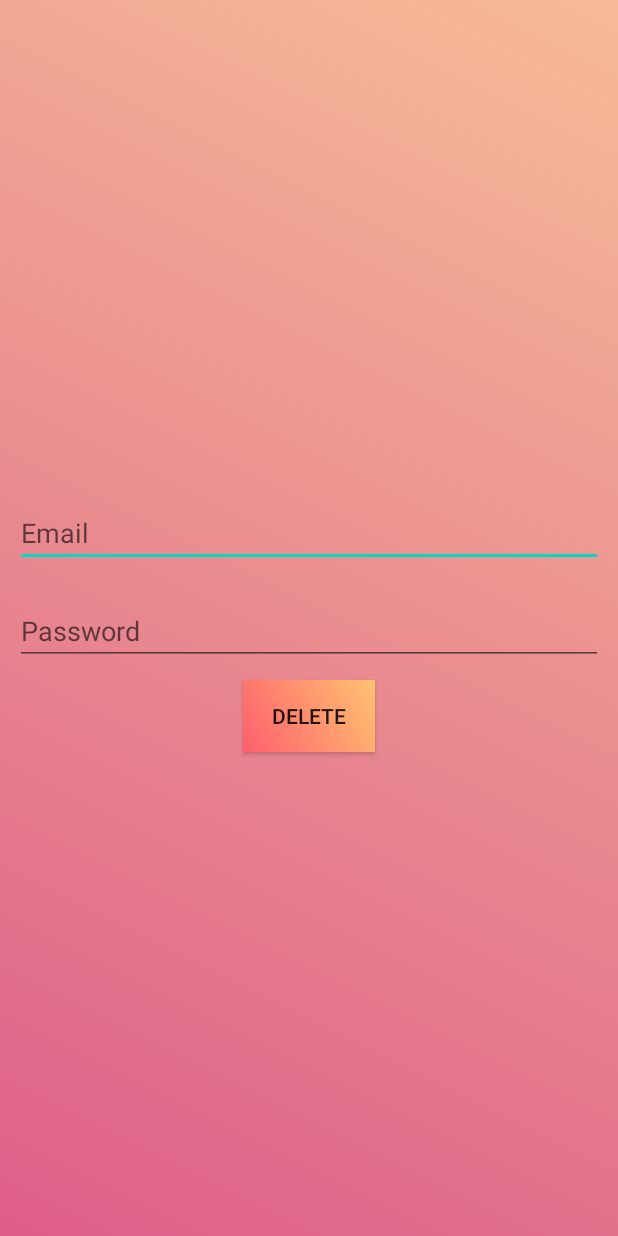
After one commit to HarisIbrahimovic/Class-Application, an Android app: the deleteUser screen opened directly, with no data from a screen before it, on a phone screen of 412 x 824 dp. The commit adds this screen. Run offline under Robolectric (Android 15) with nearby library versions, the phone set to English and light mode, and no system bars; our stand-ins replace Firebase (no records; nobody signed in at launch, a user with empty details on screens opened directly); libraries missing offline, so code that uses them is left out: com.firebase.client.

Commit message:
Admin options
Delete and modify options added and redesign how database stores data.

```diff
--- a/app/src/main/AndroidManifest.xml
+++ b/app/src/main/AndroidManifest.xml
@@ -9,7 +9,9 @@
         android:roundIcon="@mipmap/ic_launcher_round"
         android:supportsRtl="true"
         android:theme="@style/Theme.ClassApplication">
-        <activity android:name=".authuser.adminActivity"></activity>
+        <activity android:name=".authuser.modifyActivity"></activity>
+        <activity android:name=".authuser.deleteUser" />
+        <activity android:name=".authuser.adminActivity" />
         <activity android:name=".SignIn.SignUp" />
         <activity android:name=".SignIn.loginActivity" />
         <activity android:name=".MainActivity">
--- a/app/src/main/java/com/example/classapplication/SignIn/SignUp.java
+++ b/app/src/main/java/com/example/classapplication/SignIn/SignUp.java
@@ -76,6 +76,10 @@ public class SignUp extends AppCompatActivity {
         });
     }
     private void RegisterNow(String name, String userEmail,String userPass,String userCourse) {
+        if(userPass.length()<8){
+            Toast.makeText(getApplicationContext(),"Password too short. ",Toast.LENGTH_SHORT).show();
+            return;
+        }
         auth.createUserWithEmailAndPassword(userEmail,userPass).addOnCompleteListener(new OnCompleteListener<AuthResult>() {
             @Override
             public void onComplete(@NonNull Task<AuthResult> task) {
@@ -86,6 +90,8 @@ public class SignUp extends AppCompatActivity {
                 HashMap<String, String> hashMap = new HashMap<>();
                 hashMap.put("id",userId);
                 hashMap.put("username",name);
+                hashMap.put("email",userEmail);
+                hashMap.put("password",userPass);
                 hashMap.put("course",userCourse);
                 databaseReference.setValue(hashMap).addOnCompleteListener(new OnCompleteListener<Void>() {
                     @Override
--- /dev/null
+++ b/app/src/main/java/com/example/classapplication/authuser/deleteUser.java
@@ -0,0 +1,61 @@
+package com.example.classapplication.authuser;
+
+import androidx.annotation.NonNull;
+import androidx.appcompat.app.AppCompatActivity;
+
+import android.os.Bundle;
+import android.text.Editable;
+import android.text.TextUtils;
+import android.view.View;
+import android.widget.Button;
+import android.widget.EditText;
+import android.widget.TextView;
+import android.widget.Toast;
+
+import com.example.classapplication.R;
+import com.firebase.client.Firebase;
+import com.google.android.gms.tasks.OnCompleteListener;
+import com.google.android.gms.tasks.Task;
+import com.google.firebase.auth.FirebaseAuth;
+import com.google.firebase.auth.FirebaseUser;
+
+public class deleteUser extends AppCompatActivity {
+
+    private Button deleteButton;
+    private EditText email;
+    private EditText passwrod;
+    private FirebaseAuth auth;
+    @Override
+    protected void onCreate(Bundle savedInstanceState) {
+        super.onCreate(savedInstanceState);
+        setContentView(R.layout.activity_delete_user);
+
+        deleteButton = findViewById(R.id.deleteButton);
+        email = findViewById(R.id.deleteEmail);
+        passwrod = findViewById(R.id.deletePassword);
+        deleteButton.setOnClickListener(new View.OnClickListener() {
+            @Override
+            public void onClick(View v) {
+                auth = FirebaseAuth.getInstance();
+                String Email = email.getText().toString();
+                String Pass = passwrod.getText().toString();
+
+                if(TextUtils.isEmpty(Email)||TextUtils.isEmpty(Pass)){
+                    Toast.makeText(getApplicationContext(),"Fill in the fields",Toast.LENGTH_SHORT).show();
+                    return;
+                }
+                auth.signInWithEmailAndPassword(Email,Pass);
+                FirebaseUser user = auth.getCurrentUser();
+                user.delete().addOnCompleteListener(new OnCompleteListener<Void>() {
+                    @Override
+                    public void onComplete(@NonNull Task<Void> task) {
+                        if(task.isSuccessful()){
+                            Toast.makeText(getApplicationContext(),"User deleted",Toast.LENGTH_SHORT).show();
+                        }else  Toast.makeText(getApplicationContext(),"User not",Toast.LENGTH_SHORT).show();
+                    }
+                });
+                }
+        });
+
+    }
+}
--- /dev/null
+++ b/app/src/main/res/layout/activity_delete_user.xml
@@ -0,0 +1,38 @@
+<?xml version="1.0" encoding="utf-8"?>
+<LinearLayout xmlns:android="http://schemas.android.com/apk/res/android"
+    xmlns:app="http://schemas.android.com/apk/res-auto"
+    xmlns:tools="http://schemas.android.com/tools"
+    android:layout_width="match_parent"
+    android:background="@drawable/homepage"
+    android:layout_height="match_parent"
+    android:layout_gravity="center"
+    android:gravity="center"
+    android:orientation="vertical"
+    tools:context=".authuser.deleteUser">
+    <EditText
+        android:layout_width="match_parent"
+        android:layout_height="wrap_content"
+        android:textColor="@color/black"
+        android:hint="Email"
+        android:layout_margin="10dp"
+        android:id="@+id/deleteEmail"
+        />
+    <EditText
+        android:layout_width="match_parent"
+        android:layout_height="wrap_content"
+        android:textColor="@color/black"
+        android:inputType="textPassword"
+        android:hint="Password"
+        android:layout_margin="10dp"
+        android:id="@+id/deletePassword"
+        />
+    <androidx.appcompat.widget.AppCompatButton
+        android:layout_width="wrap_content"
+        android:layout_height="wrap_content"
+        android:background="@drawable/buttons"
+        android:text="delete"
+        android:id="@+id/deleteButton"
+        />
+
+
+</LinearLayout>
```
Also changed, not shown: app/src/main/java/com/example/classapplication/MainActivity.java (+15 -1 lines), app/src/main/java/com/example/classapplication/authuser/modifyActivity.java (added, +101 -0 lines), app/src/main/java/com/example/classapplication/fragments/Examusers.java (added, +44 -0 lines), app/src/main/java/com/example/classapplication/fragments/UsersFragment.java (+13 -5 lines), app/src/main/java/com/example/classapplication/fragments/chatsFragment.java (added, +66 -0 lines), app/src/main/res/layout/activity_modify.xml (added, +75 -0 lines), app/src/main/res/layout/fragment_chats.xml (added, +14 -0 lines), app/src/main/res/layout/fragment_examusers.xml (added, +14 -0 lines).
